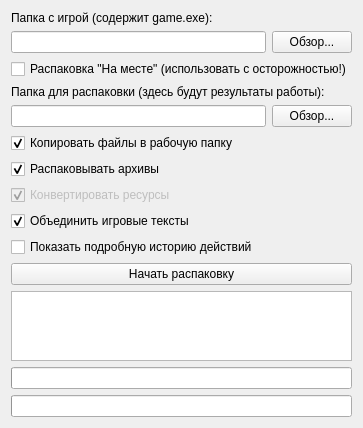
Qt form Converters/GUI.ui (aspadm/EIrepack) before a commit.
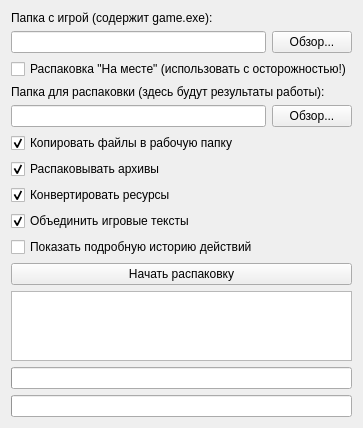
The same form after that commit.

Commit message: Add skip_extraction options

What changed in the file:
```diff
--- a/Converters/GUI.ui
+++ b/Converters/GUI.ui
@@ -87,9 +87,6 @@
      </item>
      <item>
       <widget class="QCheckBox" name="need_converting">
-       <property name="enabled">
-        <bool>false</bool>
-       </property>
        <property name="text">
         <string>Конвертировать ресурсы</string>
        </property>
```
The commit also changes 1 other file.
